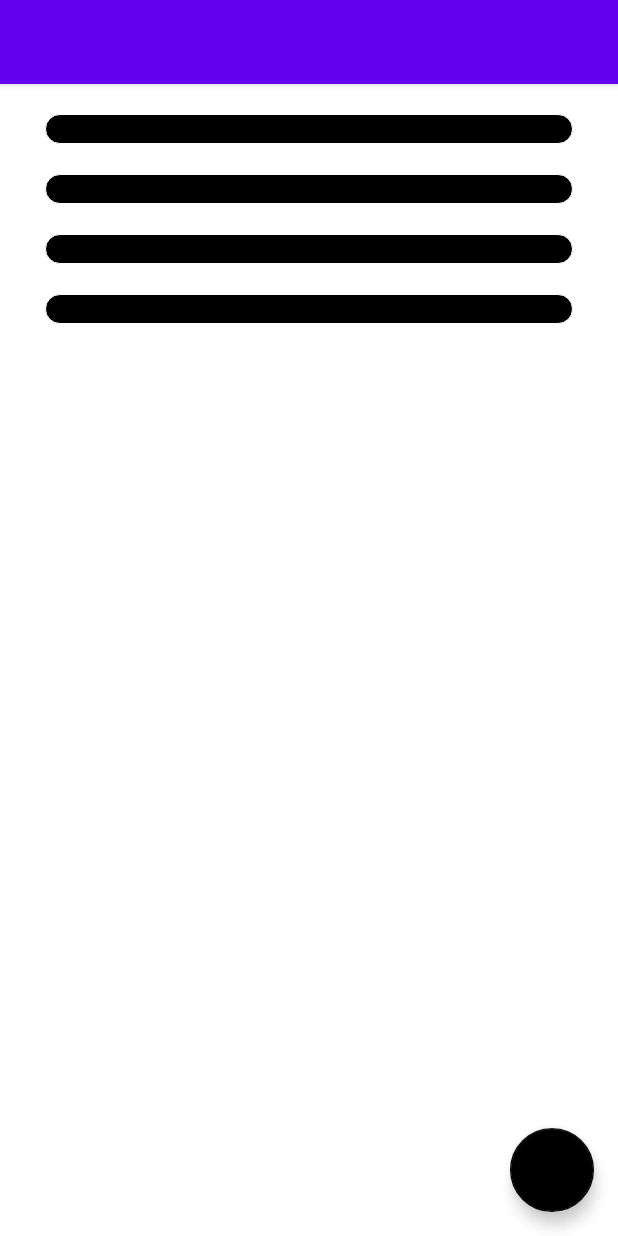
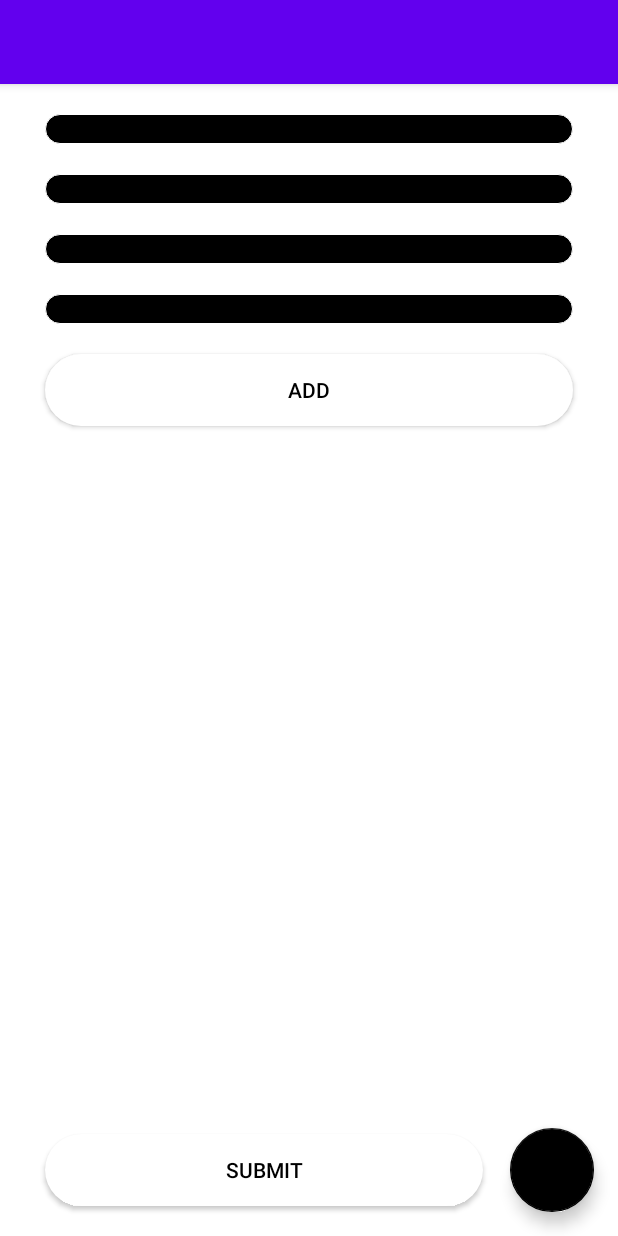
Before and after one commit to tejagondhi/HomeBudget, an Android app: the layout activity_main.xml on its own in the app's theme, with its tools: preview values and no code run, on a phone screen of 412 x 824 dp. Run offline under Robolectric (Android 15) with nearby library versions, the phone set to English and light mode, and no system bars.

Commit message:
completed app

```diff
--- a/app/src/main/java/com/example/homebudget/listeners/DataEntryInterface.java
+++ b/app/src/main/java/com/example/homebudget/listeners/DataEntryInterface.java
@@ -2,5 +2,6 @@ package com.example.homebudget.listeners;
 
 public interface DataEntryInterface {
     void onSuccess();
+
     void onFailure(String error);
 }
--- a/app/src/main/java/com/example/homebudget/listeners/LoginNetworkInterface.java
+++ b/app/src/main/java/com/example/homebudget/listeners/LoginNetworkInterface.java
@@ -5,6 +5,7 @@ import com.example.homebudget.models.User;
 import java.util.ArrayList;
 
 public interface LoginNetworkInterface {
-     void onReceived(ArrayList<User> users);
-     void onError(String error);
+    void onReceived(ArrayList<User> users);
+
+    void onError(String error);
 }
--- a/app/src/main/res/layout/content_main.xml
+++ b/app/src/main/res/layout/content_main.xml
@@ -1,5 +1,5 @@
 <?xml version="1.0" encoding="utf-8"?>
-<LinearLayout
+<RelativeLayout
     xmlns:android="http://schemas.android.com/apk/res/android"
     xmlns:app="http://schemas.android.com/apk/res-auto"
     android:layout_width="match_parent"
@@ -25,6 +25,7 @@
         android:layout_height="wrap_content"
         android:layout_marginTop="20dp"
         android:padding="10dp"
+        android:layout_below="@id/listOfShops"
         android:layout_marginLeft="30dp"
         android:layout_marginRight="30dp"
         android:spinnerMode="dialog"
@@ -36,6 +37,7 @@
         android:layout_height="wrap_content"
         android:layout_marginTop="20dp"
         android:padding="10dp"
+        android:layout_below="@id/categoryList"
         android:layout_marginLeft="30dp"
         android:layout_marginRight="30dp"
         android:spinnerMode="dialog"
@@ -50,23 +52,40 @@
         android:padding="10dp"
         android:layout_marginLeft="30dp"
         android:layout_marginRight="30dp"
+        android:layout_below="@id/subCategoryList"
         android:spinnerMode="dialog"
         android:background="@drawable/login_users_background"
         />
-    <LinearLayout
-        android:layout_width="fill_parent"
-        android:layout_height="fill_parent"
-        android:orientation="horizontal"
+    <androidx.appcompat.widget.AppCompatButton
+        android:layout_width="match_parent"
+        android:layout_height="wrap_content"
+        android:text="Add"
+        android:layout_marginLeft="30dp"
+        android:layout_marginRight="30dp"
         android:layout_marginTop="20dp"
-        android:weightSum="3">
-        <ListView
-            android:id="@+id/itemsListView"
-            android:layout_width="match_parent"
-            android:layout_height="wrap_content"
-            android:layout_alignParentLeft="true"
-            android:layout_alignParentTop="true"
-            android:textColor="@android:color/white"
-            android:textSize="20sp"
-            />
-    </LinearLayout>
-</LinearLayout>
+        android:layout_below="@id/itemsList"
+        android:textColor="@color/black"
+        android:background="@drawable/button_ripple_effect"
+        android:id="@+id/addItemButton"/>
+    <androidx.recyclerview.widget.RecyclerView
+        android:layout_width="match_parent"
+        android:layout_height="match_parent"
+        android:id="@+id/listRecycleView"
+        android:layout_marginTop="20dp"
+        android:layout_marginLeft="20dp"
+        android:layout_below="@id/addItemButton"
+        android:layout_marginBottom="80dp"
+        android:layout_marginRight="20dp"/>
+    <androidx.appcompat.widget.AppCompatButton
+        android:id="@+id/uploadButton"
+        android:layout_width="match_parent"
+        android:layout_height="wrap_content"
+        android:text="Submit"
+        android:layout_marginEnd="90dp"
+        android:textColor="@color/black"
+        android:layout_marginStart="30dp"
+        android:layout_marginBottom="20dp"
+        android:layout_alignParentBottom="true"
+        android:background="@drawable/button_ripple_effect"
+        />
+</RelativeLayout>
```
Also changed, not shown: app/src/main/java/com/example/homebudget/DataEntry.java (+52 -56 lines), app/src/main/java/com/example/homebudget/LoginActivity.java (+11 -10 lines), app/src/main/java/com/example/homebudget/MainActivity.java (+127 -30 lines), app/src/main/java/com/example/homebudget/adapters/HomeBudgetListView.java (added, +147 -0 lines), app/src/main/java/com/example/homebudget/listeners/MainNetworkInterface.java (+7 -0 lines), app/src/main/java/com/example/homebudget/models/ItemsList.java (added, +80 -0 lines), app/src/main/java/com/example/homebudget/models/Measure.java (added, +22 -0 lines), app/src/main/java/com/example/homebudget/util/Constants.java (+10 -8 lines), app/src/main/java/com/example/homebudget/util/HomeNetwork.java (+35 -14 lines), app/src/main/java/com/example/homebudget/util/PreferencesUtil.java (+5 -5 lines), app/src/main/res/layout/home_budget_adapter.xml (added, +46 -0 lines).
